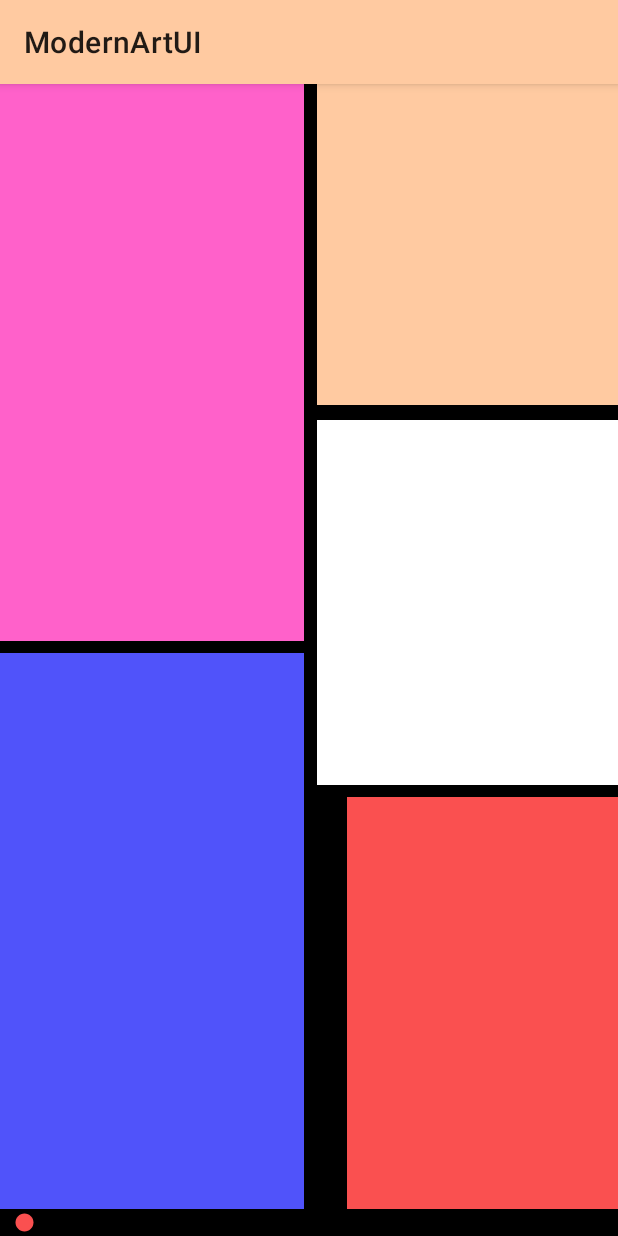
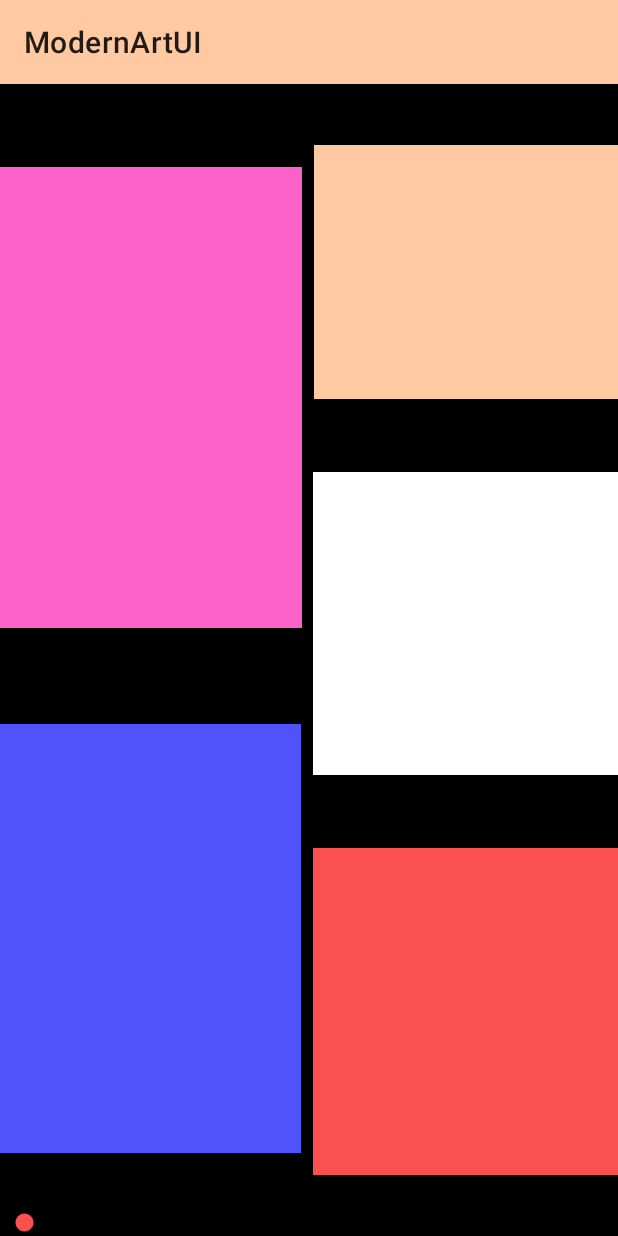
Before and after one commit to Vitaminn171/ModernArtUI, an Android app: the screen it shows after launch (MainActivity), on a phone screen of 412 x 824 dp. Run offline under Robolectric (Android 15) with nearby library versions, the phone set to English and light mode, and no system bars; 1 statement that could not run was skipped.

Commit message:
new update

```diff
--- a/app/src/main/res/layout/activity_main.xml
+++ b/app/src/main/res/layout/activity_main.xml
@@ -1,77 +1,123 @@
 <?xml version="1.0" encoding="utf-8"?>
 <RelativeLayout xmlns:android="http://schemas.android.com/apk/res/android"
-xmlns:tools="http://schemas.android.com/tools"
+    xmlns:app="http://schemas.android.com/apk/res-auto"
+    xmlns:tools="http://schemas.android.com/tools"
 android:layout_width="match_parent"
 android:layout_height="match_parent"
 tools:context=".MainActivity">
 
-        <RelativeLayout
+        <androidx.constraintlayout.widget.ConstraintLayout
             android:id="@+id/palette"
-            android:layout_width="wrap_content"
-            android:layout_height="fill_parent"
+            android:layout_width="match_parent"
+            android:layout_height="match_parent"
             android:layout_alignParentStart="true"
             android:layout_alignParentTop="true"
+            android:layout_alignParentEnd="true"
+            android:layout_alignParentBottom="true"
+            android:layout_marginStart="0dp"
+            android:layout_marginTop="0dp"
+            android:layout_marginEnd="0dp"
+            android:layout_marginBottom="0dp"
             android:background="@color/black">
 
 
                 <View
-                    android:id="@+id/view3"
-                    android:layout_width="wrap_content"
-                    android:layout_height="214dp"
+                    android:id="@+id/viewSkin"
+                    android:layout_width="209dp"
+                    android:layout_height="169dp"
+                    android:layout_alignParentTop="true"
+                    android:layout_alignParentEnd="true"
+                    android:layout_marginStart="8dp"
+                    android:layout_toEndOf="@+id/viewPurple"
+                    android:background="@color/skin"
+                    android:tag="@color/color_skin"
+                    app:layout_constraintBottom_toTopOf="@+id/viewWhite"
+                    app:layout_constraintEnd_toEndOf="parent"
+                    app:layout_constraintStart_toEndOf="@+id/viewPurple"
+                    app:layout_constraintTop_toTopOf="parent"
+                    tools:ignore="MissingConstraints" />
+
+                <View
+                    android:id="@+id/viewBlack"
+                    android:layout_width="202dp"
+                    android:layout_height="284dp"
                     android:layout_alignParentStart="true"
                     android:layout_alignParentTop="true"
-                    android:layout_marginStart="211dp"
-                    android:layout_marginTop="0dp"
-                    android:background="@color/skin"
-                    android:tag="@color/color_skin" />
+                    android:layout_marginTop="8dp"
+                    android:background="@color/black"
+                    android:tag="@color/color_black"
+                    app:layout_constraintBottom_toBottomOf="parent"
+                    app:layout_constraintEnd_toStartOf="@id/viewWhite"
+                    app:layout_constraintHorizontal_bias="0.49"
+                    app:layout_constraintStart_toStartOf="parent"
+                    app:layout_constraintTop_toBottomOf="@+id/viewPurple"
+                    tools:ignore="MissingConstraints" />
 
                 <View
-                    android:id="@+id/view2"
-                    android:layout_width="204dp"
-                    android:layout_height="wrap_content"
+                    android:id="@+id/viewBlue"
+                    android:layout_width="206dp"
+                    android:layout_height="286dp"
                     android:layout_alignParentStart="true"
                     android:layout_alignParentTop="true"
-                    android:layout_marginStart="-1dp"
-                    android:layout_marginTop="379dp"
+                    android:layout_marginTop="4dp"
                     android:background="@color/blue"
-                    android:tag="@color/color_blue" />
+                    android:tag="@color/color_blue"
+                    app:layout_constraintBottom_toBottomOf="parent"
+                    app:layout_constraintEnd_toStartOf="@id/viewRed"
+                    app:layout_constraintStart_toStartOf="parent"
+                    app:layout_constraintTop_toBottomOf="@+id/viewPurple"
+                    tools:ignore="MissingConstraints" />
 
                 <View
-                    android:id="@+id/view5"
-                    android:layout_width="wrap_content"
-                    android:layout_height="243dp"
+                    android:id="@+id/viewWhite"
+                    android:layout_width="205dp"
+                    android:layout_height="202dp"
+                    android:layout_alignParentTop="true"
+                    android:layout_alignParentEnd="true"
+                    android:layout_marginStart="8dp"
+                    android:layout_marginTop="8dp"
+                    android:layout_marginBottom="8dp"
+                    android:layout_toEndOf="@+id/viewPurple"
+                    android:background="@color/white"
+                    android:tag="@color/color_white"
+                    app:layout_constraintBottom_toTopOf="@id/viewRed"
+                    app:layout_constraintEnd_toEndOf="parent"
+                    app:layout_constraintStart_toEndOf="@+id/viewBlack"
+                    app:layout_constraintTop_toBottomOf="@+id/viewSkin"
+                    tools:ignore="MissingConstraints" />
+
+                <View
+                    android:id="@+id/viewRed"
+                    android:layout_width="209dp"
+                    android:layout_height="218dp"
+                    android:layout_alignParentTop="true"
+                    android:layout_alignParentEnd="true"
+                    android:layout_marginStart="8dp"
+                    android:layout_toEndOf="@+id/viewPurple"
+                    android:background="@color/red"
+                    android:tag="@color/color_red"
+                    app:layout_constraintBottom_toBottomOf="parent"
+                    app:layout_constraintEnd_toEndOf="parent"
+                    app:layout_constraintStart_toEndOf="@+id/viewBlue"
+                    app:layout_constraintTop_toBottomOf="@+id/viewWhite"
+                    tools:ignore="MissingConstraints" />
+
+                <View
+                    android:id="@+id/viewPurple"
+                    android:layout_width="207dp"
+                    android:layout_height="307dp"
                     android:layout_alignParentStart="true"
                     android:layout_alignParentTop="true"
-                    android:layout_marginStart="211dp"
-                    android:layout_marginTop="224dp"
-                    android:background="@color/white"
-                    android:tag="@color/color_white" />
+                    android:layout_marginBottom="4dp"
+                    android:background="@color/pink"
+                    android:tag="@color/color_pink"
+                    app:layout_constraintBottom_toTopOf="@+id/viewBlue"
+                    app:layout_constraintEnd_toStartOf="@id/viewSkin"
+                    app:layout_constraintStart_toStartOf="parent"
+                    app:layout_constraintTop_toTopOf="parent"
+                    tools:ignore="MissingConstraints" />
 
-                <View
-                    android:id="@+id/view4"
-                    android:layout_width="182dp"
-                    android:layout_height="247dp"
-                    android:layout_alignParentTop="true"
-                    android:layout_alignParentEnd="true"
-                    android:layout_alignParentBottom="true"
-                    android:layout_marginTop="475dp"
-                    android:layout_marginEnd="-1dp"
-                    android:layout_marginBottom="0dp"
-                    android:background="@color/red"
-                    android:tag="@color/color_red" />
-
-                <View
-                    android:id="@+id/view1"
-                    android:layout_width="204dp"
-                    android:layout_height="371dp"
-                    android:layout_alignParentStart="true"
-                    android:layout_alignParentTop="true"
-                    android:layout_marginStart="-1dp"
-                    android:layout_marginTop="0dp"
-                    android:background="@color/pink"
-                    android:tag="@color/color_pink" />
-
-        </RelativeLayout>
+        </androidx.constraintlayout.widget.ConstraintLayout>
 
         <SeekBar
             android:id="@+id/seekBar"
@@ -80,6 +126,6 @@ tools:context=".MainActivity">
             android:layout_alignParentStart="true"
             android:layout_alignParentEnd="true"
             android:layout_alignParentBottom="true"
-         android:background="@color/color_black" />
+            android:background="@color/color_black" />
 
 </RelativeLayout>
```
